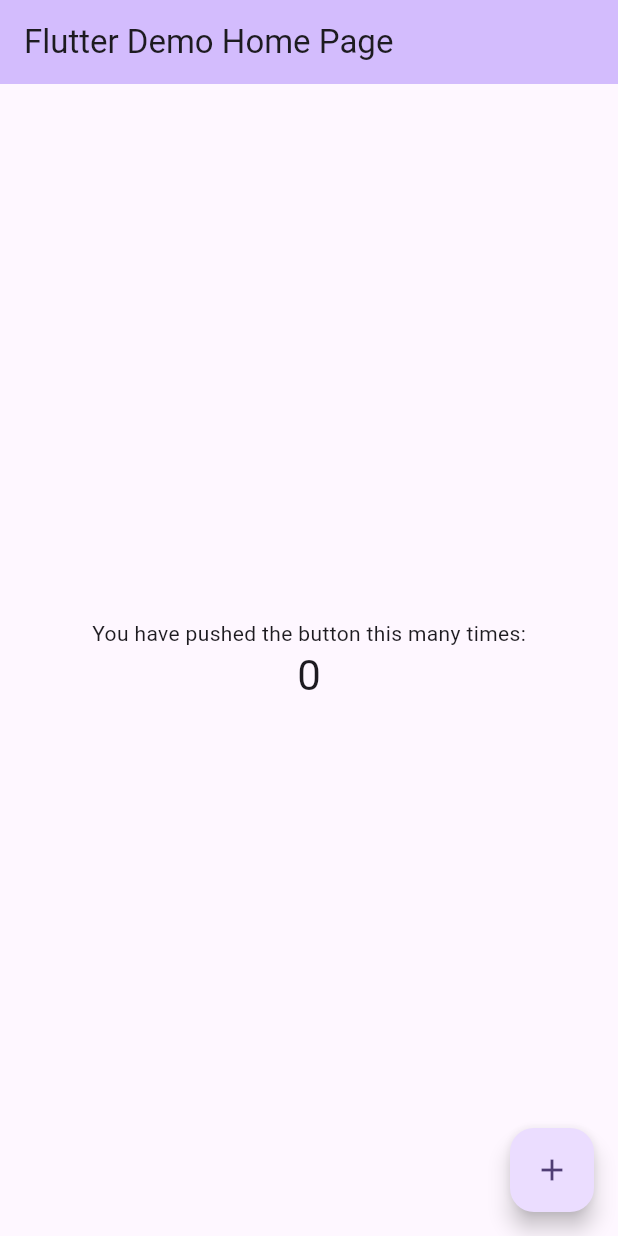
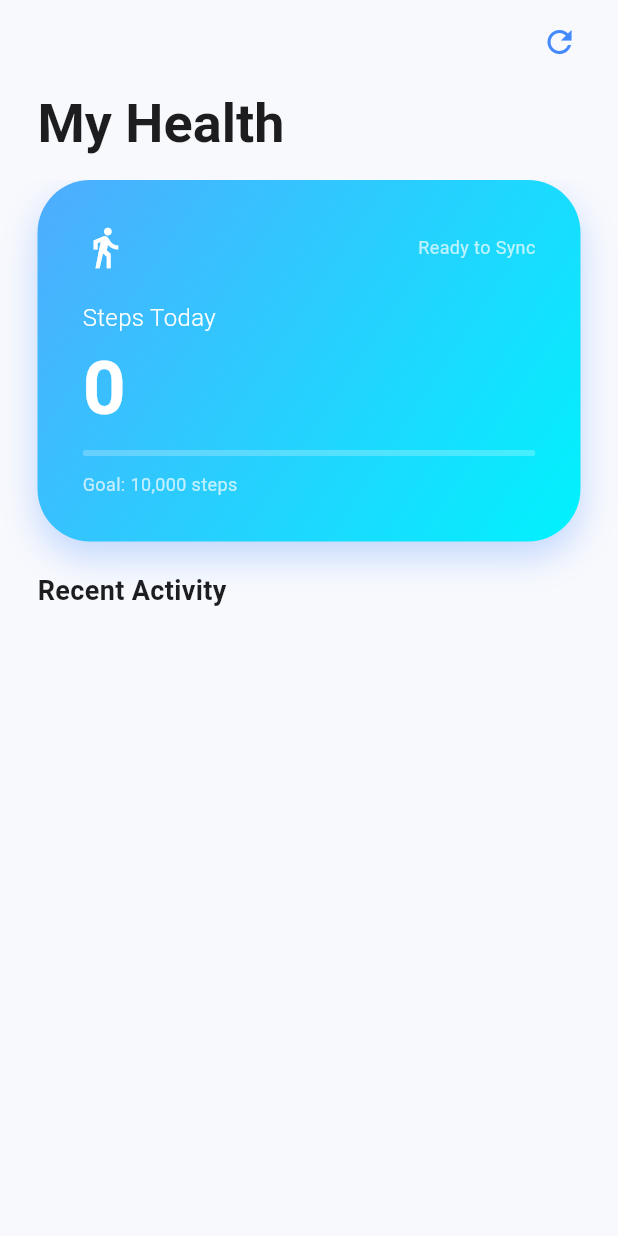
Before and after one commit to SciFit-Project/mobile_scifit, a Flutter app: the screen it shows after launch, on a phone screen of 412 x 824 dp. Run offline on Flutter 3.47's test engine with Material 3 defaults, Android fonts, the phone set to English and light mode, and no system bars; missing offline and left inert: health.

Commit message:
feat: implement SciFitPremiumUI for health data synchronization and display

```diff
--- /dev/null
+++ b/lib/features/dashboard/presentation/pages/dashboard_page.dart
@@ -0,0 +1,247 @@
+import 'package:flutter/material.dart';
+import 'package:health/health.dart';
+
+class SciFitPremiumUI extends StatefulWidget {
+  const SciFitPremiumUI({super.key});
+
+  @override
+  State<SciFitPremiumUI> createState() => _SciFitPremiumUIState();
+}
+
+class _SciFitPremiumUIState extends State<SciFitPremiumUI> {
+  final Health _health = Health();
+  bool _isSyncing = false;
+  int _steps = 0;
+  String _status = "Ready to Sync";
+  List<HealthDataPoint> _dataHistory = [];
+
+  @override
+  void initState() {
+    super.initState();
+    _health.configure();
+  }
+
+  // --- Logic: สะอาดและปลอดภัย ---
+  Future<void> _syncData() async {
+    setState(() => _isSyncing = true);
+    try {
+      final types = [HealthDataType.STEPS, HealthDataType.HEART_RATE];
+      if (await _health.requestAuthorization(types)) {
+        final now = DateTime.now();
+        final midnight = DateTime(now.year, now.month, now.day);
+
+        List<HealthDataPoint> data = await _health.getHealthDataFromTypes(
+          startTime: midnight,
+          endTime: now,
+          types: types,
+        );
+
+        // หาค่า Max Steps (แก้ปัญหา Source ซ้ำ)
+        int maxSteps = 0;
+        final stepPoints = data.where((e) => e.type == HealthDataType.STEPS);
+        if (stepPoints.isNotEmpty) {
+          maxSteps = stepPoints
+              .map((e) => (e.value as NumericHealthValue).numericValue.toInt())
+              .reduce((a, b) => a > b ? a : b);
+        }
+
+        setState(() {
+          _steps = maxSteps;
+          _dataHistory = _health.removeDuplicates(data).reversed.toList();
+          _status =
+              "Updated at ${now.hour}:${now.minute.toString().padLeft(2, '0')}";
+        });
+      }
+    } catch (e) {
+      setState(() => _status = "Sync Failed");
+    } finally {
+      setState(() => _isSyncing = false);
+    }
+  }
+
+  @override
+  Widget build(BuildContext context) {
+    return Scaffold(
+      backgroundColor: const Color(0xFFF8F9FD),
+      body: CustomScrollView(
+        slivers: [
+          _buildAppBar(),
+          SliverToBoxAdapter(child: _buildMainCard()),
+          const SliverToBoxAdapter(
+            child: Padding(
+              padding: EdgeInsets.fromLTRB(25, 20, 25, 10),
+              child: Text(
+                "Recent Activity",
+                style: TextStyle(
+                  fontSize: 18,
+                  fontWeight: FontWeight.bold,
+                  color: Color(0xFF1D1D1F),
+                ),
+              ),
+            ),
+          ),
+          _buildActivityList(),
+        ],
+      ),
+    );
+  }
+
+  // AppBar แบบ Modern
+  Widget _buildAppBar() {
+    return SliverAppBar(
+      expandedHeight: 120,
+      floating: false,
+      pinned: true,
+      backgroundColor: const Color(0xFFF8F9FD),
+      elevation: 0,
+      flexibleSpace: FlexibleSpaceBar(
+        titlePadding: const EdgeInsets.symmetric(horizontal: 25, vertical: 15),
+        title: const Text(
+          "My Health",
+          style: TextStyle(
+            color: Color(0xFF1D1D1F),
+            fontWeight: FontWeight.bold,
+            fontSize: 24,
+          ),
+        ),
+      ),
+      actions: [
+        IconButton(
+          onPressed: _isSyncing ? null : _syncData,
+          icon: Icon(
+            _isSyncing ? Icons.hourglass_empty : Icons.refresh,
+            color: Colors.blueAccent,
+          ),
+        ),
+        const SizedBox(width: 15),
+      ],
+    );
+  }
+
+  // การ์ดสรุปก้าวเดิน (Hero Card)
+  Widget _buildMainCard() {
+    return Container(
+      margin: const EdgeInsets.symmetric(horizontal: 25),
+      padding: const EdgeInsets.all(30),
+      decoration: BoxDecoration(
+        gradient: const LinearGradient(
+          colors: [Color(0xFF4facfe), Color(0xFF00f2fe)],
+          begin: Alignment.topLeft,
+          end: Alignment.bottomRight,
+        ),
+        borderRadius: BorderRadius.circular(35),
+        boxShadow: [
+          BoxShadow(
+            color: Colors.blueAccent.withOpacity(0.3),
+            blurRadius: 20,
+            offset: const Offset(0, 10),
+          ),
+        ],
+      ),
+      child: Column(
+        crossAxisAlignment: CrossAxisAlignment.start,
+        children: [
+          Row(
+            mainAxisAlignment: MainAxisAlignment.spaceBetween,
+            children: [
+              const Icon(Icons.directions_walk, color: Colors.white, size: 30),
+              Text(
+                _status,
+                style: const TextStyle(color: Colors.white70, fontSize: 12),
+              ),
+            ],
+          ),
+          const SizedBox(height: 20),
+          const Text(
+            "Steps Today",
+            style: TextStyle(
+              color: Colors.white,
+              fontSize: 16,
+              fontWeight: FontWeight.w300,
+            ),
+          ),
+          Text(
+            "$_steps",
+            style: const TextStyle(
+              color: Colors.white,
+              fontSize: 50,
+              fontWeight: FontWeight.bold,
+            ),
+          ),
+          const SizedBox(height: 5),
+          ClipRRect(
+            borderRadius: BorderRadius.circular(10),
+            child: LinearProgressIndicator(
+              value: _steps / 10000,
+              backgroundColor: Colors.white24,
+              valueColor: const AlwaysStoppedAnimation(Colors.white),
+            ),
+          ),
+          const SizedBox(height: 10),
+          const Text(
+            "Goal: 10,000 steps",
+            style: TextStyle(color: Colors.white70, fontSize: 12),
+          ),
+        ],
+      ),
+    );
+  }
+
+  // รายการกิจกรรมล่าสุด
+  Widget _buildActivityList() {
+    return SliverPadding(
+      padding: const EdgeInsets.symmetric(horizontal: 25),
+      sliver: SliverList(
+        delegate: SliverChildBuilderDelegate((context, index) {
+          final item = _dataHistory[index];
+          final isStep = item.type == HealthDataType.STEPS;
+          final value = (item.value as NumericHealthValue).numericValue.toInt();
+
+          return Container(
+            margin: const EdgeInsets.only(bottom: 15),
+            padding: const EdgeInsets.all(15),
+            decoration: BoxDecoration(
+              color: Colors.white,
+              borderRadius: BorderRadius.circular(20),
+              boxShadow: [
+                BoxShadow(
+                  color: Colors.black.withOpacity(0.03),
+                  blurRadius: 10,
+                ),
+              ],
+            ),
+            child: ListTile(
+              contentPadding: EdgeInsets.zero,
+              leading: Container(
+                padding: const EdgeInsets.all(10),
+                decoration: BoxDecoration(
+                  color: (isStep ? Colors.orange : Colors.red).withOpacity(0.1),
+                  borderRadius: BorderRadius.circular(12),
+                ),
+                child: Icon(
+                  isStep ? Icons.directions_run : Icons.favorite,
+                  color: isStep ? Colors.orange : Colors.red,
+                ),
+              ),
+              title: Text(
+                "$value ${item.unitString}",
+                style: const TextStyle(
+                  fontWeight: FontWeight.bold,
+                  fontSize: 16,
+                ),
+              ),
+              subtitle: Text(
+                item.sourceName.split('.').last,
+                style: const TextStyle(fontSize: 12),
+              ),
+              trailing: Text(
+                "${item.dateFrom.hour}:${item.dateFrom.minute.toString().padLeft(2, '0')}",
+                style: const TextStyle(color: Colors.grey),
+              ),
+            ),
+          );
+        }, childCount: _dataHistory.length),
+      ),
+    );
+  }
+}
--- a/lib/main.dart
+++ b/lib/main.dart
@@ -1,4 +1,5 @@
 import 'package:flutter/material.dart';
+import 'package:mobile_scifit/features/dashboard/presentation/pages/dashboard_page.dart';
 
 void main() {
   runApp(const MyApp());
@@ -12,111 +13,8 @@ class MyApp extends StatelessWidget {
   Widget build(BuildContext context) {
     return MaterialApp(
       title: 'Flutter Demo',
-      theme: ThemeData(
-        // This is the theme of your application.
-        //
-        // TRY THIS: Try running your application with "flutter run". You'll see
-        // the application has a purple toolbar. Then, without quitting the app,
-        // try changing the seedColor in the colorScheme below to Colors.green
-        // and then invoke "hot reload" (save your changes or press the "hot
-        // reload" button in a Flutter-supported IDE, or press "r" if you used
-        // the command line to start the app).
-        //
-        // Notice that the counter didn't reset back to zero; the application
-        // state is not lost during the reload. To reset the state, use hot
-        // restart instead.
-        //
-        // This works for code too, not just values: Most code changes can be
-        // tested with just a hot reload.
-        colorScheme: .fromSeed(seedColor: Colors.deepPurple),
-      ),
-      home: const MyHomePage(title: 'Flutter Demo Home Page'),
+      theme: ThemeData(colorScheme: .fromSeed(seedColor: Colors.deepPurple)),
+      home: SciFitPremiumUI(),
     );
   }
 }
-
-class MyHomePage extends StatefulWidget {
-  const MyHomePage({super.key, required this.title});
-
-  // This widget is the home page of your application. It is stateful, meaning
-  // that it has a State object (defined below) that contains fields that affect
-  // how it looks.
-
-  // This class is the configuration for the state. It holds the values (in this
-  // case the title) provided by the parent (in this case the App widget) and
-  // used by the build method of the State. Fields in a Widget subclass are
-  // always marked "final".
-
-  final String title;
-
-  @override
-  State<MyHomePage> createState() => _MyHomePageState();
-}
-
-class _MyHomePageState extends State<MyHomePage> {
-  int _counter = 0;
-
-  void _incrementCounter() {
-    setState(() {
-      // This call to setState tells the Flutter framework that something has
-      // changed in this State, which causes it to rerun the build method below
-      // so that the display can reflect the updated values. If we changed
-      // _counter without calling setState(), then the build method would not be
-      // called again, and so nothing would appear to happen.
-      _counter++;
-    });
-  }
-
-  @override
-  Widget build(BuildContext context) {
-    // This method is rerun every time setState is called, for instance as done
-    // by the _incrementCounter method above.
-    //
-    // The Flutter framework has been optimized to make rerunning build methods
-    // fast, so that you can just rebuild anything that needs updating rather
-    // than having to individually change instances of widgets.
-    return Scaffold(
-      appBar: AppBar(
-        // TRY THIS: Try changing the color here to a specific color (to
-        // Colors.amber, perhaps?) and trigger a hot reload to see the AppBar
-        // change color while the other colors stay the same.
-        backgroundColor: Theme.of(context).colorScheme.inversePrimary,
-        // Here we take the value from the MyHomePage object that was created by
-        // the App.build method, and use it to set our appbar title.
-        title: Text(widget.title),
-      ),
-      body: Center(
-        // Center is a layout widget. It takes a single child and positions it
-        // in the middle of the parent.
-        child: Column(
-          // Column is also a layout widget. It takes a list of children and
-          // arranges them vertically. By default, it sizes itself to fit its
-          // children horizontally, and tries to be as tall as its parent.
-          //
-          // Column has various properties to control how it sizes itself and
-          // how it positions its children. Here we use mainAxisAlignment to
-          // center the children vertically; the main axis here is the vertical
-          // axis because Columns are vertical (the cross axis would be
-          // horizontal).
-          //
-          // TRY THIS: Invoke "debug painting" (choose the "Toggle Debug Paint"
-          // action in the IDE, or press "p" in the console), to see the
-          // wireframe for each widget.
-          mainAxisAlignment: .center,
-          children: [
-            const Text('You have pushed the button this many times:'),
-            Text(
-              '$_counter',
-              style: Theme.of(context).textTheme.headlineMedium,
-            ),
-          ],
-        ),
-      ),
-      floatingActionButton: FloatingActionButton(
-        onPressed: _incrementCounter,
-        tooltip: 'Increment',
-        child: const Icon(Icons.add),
-      ),
-    );
-  }
-}
```
